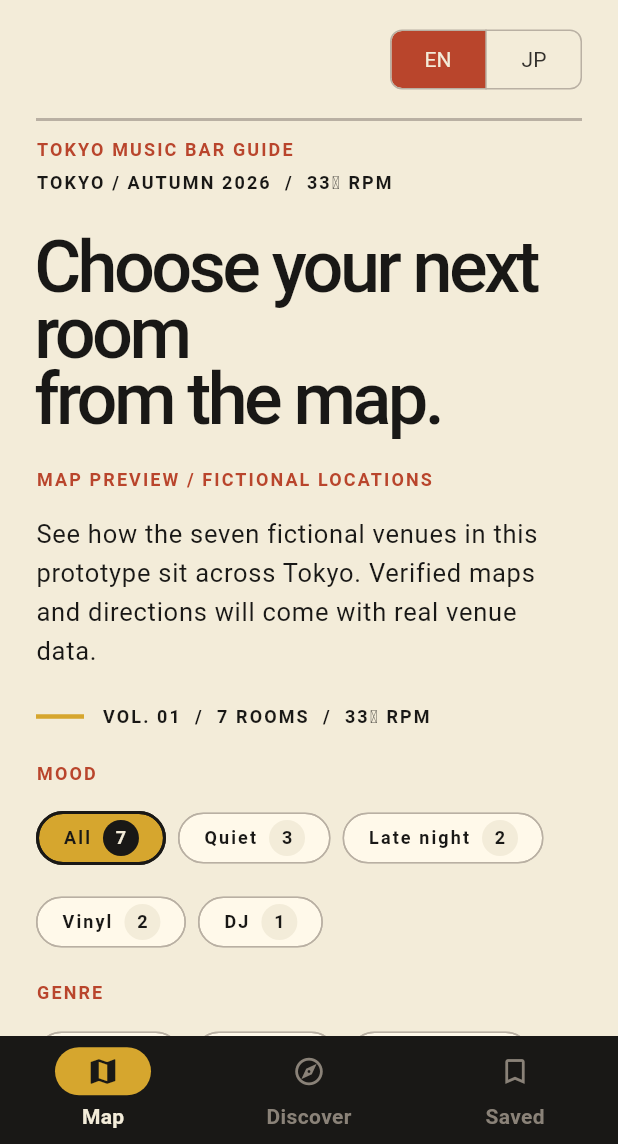
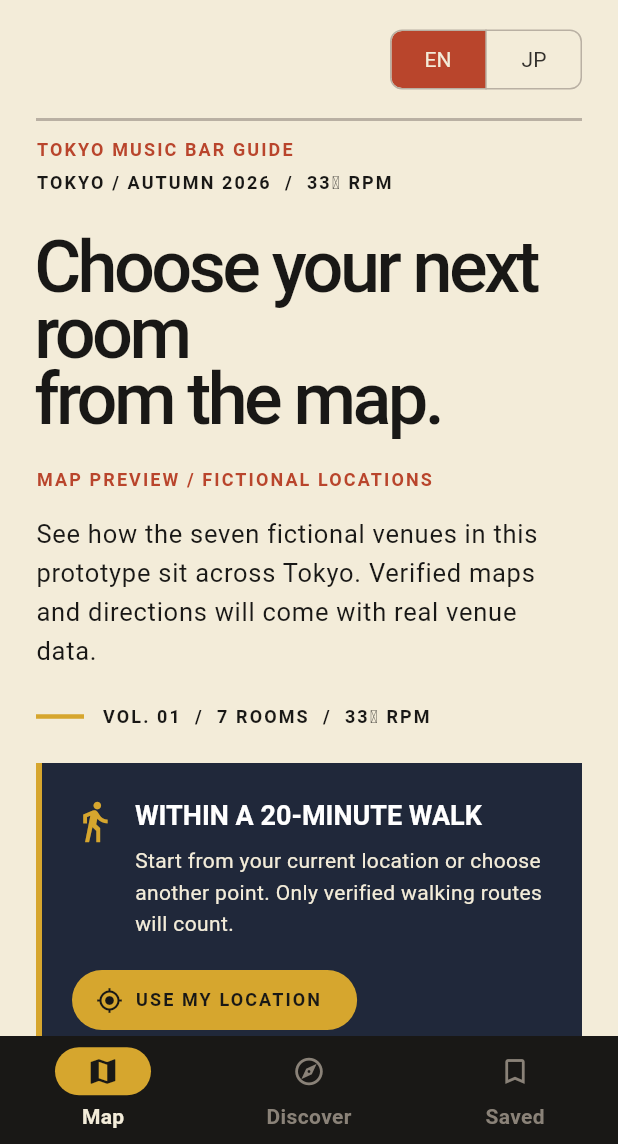
Before and after one commit to Tsutou/side-b, a Flutter app: the screen it shows after launch, after a tap on "EN", on a phone screen of 412 x 824 dp, the part 92-1236 px from its top. Run offline on Flutter 3.47's test engine with Material 3 defaults, Android fonts, the phone set to English and light mode, and no system bars; our stand-ins replace shared_preferences; Roboto replaces fonts that are missing (Futura).

Commit message:
Add 20-minute walking area flow

```diff
--- a/lib/core/localization/app_localizations.dart
+++ b/lib/core/localization/app_localizations.dart
@@ -43,6 +43,15 @@ class AppLocalizations {
           'See how the seven fictional venues in this prototype sit across Tokyo. Verified maps and directions will come with real venue data.',
       'mapComing': 'MAP PREVIEW / FICTIONAL LOCATIONS',
       'mapIndexTitle': '7 ROOMS ON THIS MAP',
+      'walkingRangeLabel': 'WITHIN A 20-MINUTE WALK',
+      'walkingRangeBody':
+          'Start from your current location or choose another point. Only verified walking routes will count.',
+      'walkingCurrent': 'USE MY LOCATION',
+      'walkingChoose': 'CHOOSE A PLACE',
+      'walkingUnavailableTitle': 'Available with the real venue guide',
+      'walkingUnavailableBody':
+          'These seven venues and their map positions are fictional, so SIDE B will not present estimated walking times as fact. This control will use verified venue coordinates and walking-route durations when the first real edition is published.',
+      'walkingUnavailableAction': 'Got it',
       'filterLabel': 'FILTER THE MAP',
       'filterMoodLabel': 'MOOD',
       'filterGenreLabel': 'GENRE',
@@ -101,6 +110,14 @@ class AppLocalizations {
       'mapBody': '掲載した7軒の位置関係を眺めるためのプレビューです。実在する店を掲載する段階で、正確な地図と経路案内を加えます。',
       'mapComing': '地図プレビュー / 架空の位置',
       'mapIndexTitle': 'この地図にある7軒',
+      'walkingRangeLabel': '徒歩20分圏内',
+      'walkingRangeBody': '現在地、または指定した場所を起点に、徒歩ルートが20分以内の店だけを表示します。',
+      'walkingCurrent': '現在地から',
+      'walkingChoose': '場所を指定',
+      'walkingUnavailableTitle': '実在店版で対応予定',
+      'walkingUnavailableBody':
+          '現在の7軒と地図上の位置は架空のため、推定の徒歩時間を事実として表示しません。実在店の正確な座標と徒歩ルートを接続した段階で、この絞り込みを有効にします。',
+      'walkingUnavailableAction': '了解',
       'filterLabel': '地図を絞り込む',
       'filterMoodLabel': '気分',
       'filterGenreLabel': 'ジャンル',
--- a/lib/features/map/presentation/map_screen.dart
+++ b/lib/features/map/presentation/map_screen.dart
@@ -145,6 +145,8 @@ class _MapScreenState extends State<MapScreen> {
                       children: [
                         _MapIntroduction(copy: copy, wide: wide),
                         const SizedBox(height: SideBSpacing.lg),
+                        const _WalkingScopePanel(),
+                        const SizedBox(height: SideBSpacing.lg),
                         _FilterBubbles(
                           activeFilters: _activeFilters,
                           onToggle: _toggleFilter,
@@ -209,6 +211,129 @@ class _MapScreenState extends State<MapScreen> {
           ),
         ),
       ],
+    );
+  }
+}
+
+class _WalkingScopePanel extends StatelessWidget {
+  const _WalkingScopePanel();
+
+  Future<void> _showUnavailable(BuildContext context) => showDialog<void>(
+    context: context,
+    builder: (dialogContext) {
+      final copy = AppLocalizations.of(dialogContext);
+      return AlertDialog(
+        icon: const Icon(Icons.directions_walk),
+        title: Text(copy.t('walkingUnavailableTitle')),
+        content: Text(copy.t('walkingUnavailableBody')),
+        actions: [
+          TextButton(
+            onPressed: () => Navigator.of(dialogContext).pop(),
+            child: Text(copy.t('walkingUnavailableAction')),
+          ),
+        ],
+      );
+    },
+  );
+
+  @override
+  Widget build(BuildContext context) {
+    final copy = AppLocalizations.of(context);
+    return Semantics(
+      container: true,
+      label: copy.t('walkingRangeLabel'),
+      child: DecoratedBox(
+        decoration: const BoxDecoration(
+          color: SideBColors.midnight,
+          border: Border(
+            left: BorderSide(
+              color: SideBColors.albumYellow,
+              width: SideBBorders.strong * 2,
+            ),
+          ),
+        ),
+        child: Padding(
+          padding: const EdgeInsets.all(SideBSpacing.lg),
+          child: LayoutBuilder(
+            builder: (context, constraints) {
+              final compact = constraints.maxWidth < 620;
+              final heading = Row(
+                crossAxisAlignment: CrossAxisAlignment.start,
+                children: [
+                  const Icon(
+                    Icons.directions_walk,
+                    color: SideBColors.albumYellow,
+                    size: 30,
+                  ),
+                  const SizedBox(width: SideBSpacing.sm),
+                  Expanded(
+                    child: Column(
+                      crossAxisAlignment: CrossAxisAlignment.start,
+                      children: [
+                        Text(
+                          copy.t('walkingRangeLabel'),
+                          style: Theme.of(context).textTheme.titleLarge
+                              ?.copyWith(color: SideBColors.white),
+                        ),
+                        const SizedBox(height: SideBSpacing.xs),
+                        Text(
+                          copy.t('walkingRangeBody'),
+                          style: Theme.of(context).textTheme.bodyMedium
+                              ?.copyWith(color: SideBColors.ivory),
+                        ),
+                      ],
+                    ),
+                  ),
+                ],
+              );
+              final actions = Wrap(
+                spacing: SideBSpacing.xs,
+                runSpacing: SideBSpacing.xs,
+                children: [
+                  FilledButton.icon(
+                    key: const ValueKey('walking-current-location'),
+                    onPressed: () => _showUnavailable(context),
+                    icon: const Icon(Icons.my_location),
+                    label: Text(copy.t('walkingCurrent')),
+                    style: FilledButton.styleFrom(
+                      backgroundColor: SideBColors.albumYellow,
+                      foregroundColor: SideBColors.ink,
+                    ),
+                  ),
+                  OutlinedButton.icon(
+                    key: const ValueKey('walking-choose-location'),
+                    onPressed: () => _showUnavailable(context),
+                    icon: const Icon(Icons.search),
+                    label: Text(copy.t('walkingChoose')),
+                    style: OutlinedButton.styleFrom(
+                      foregroundColor: SideBColors.white,
+                      side: const BorderSide(color: SideBColors.ivory),
+                    ),
+                  ),
+                ],
+              );
+              if (compact) {
+                return Column(
+                  crossAxisAlignment: CrossAxisAlignment.stretch,
+                  children: [
+                    heading,
+                    const SizedBox(height: SideBSpacing.md),
+                    actions,
+                  ],
+                );
+              }
+              return Row(
+                crossAxisAlignment: CrossAxisAlignment.center,
+                children: [
+                  Expanded(child: heading),
+                  const SizedBox(width: SideBSpacing.lg),
+                  actions,
+                ],
+              );
+            },
+          ),
+        ),
+      ),
     );
   }
 }
```
Also changed, not shown: 3 other files.
